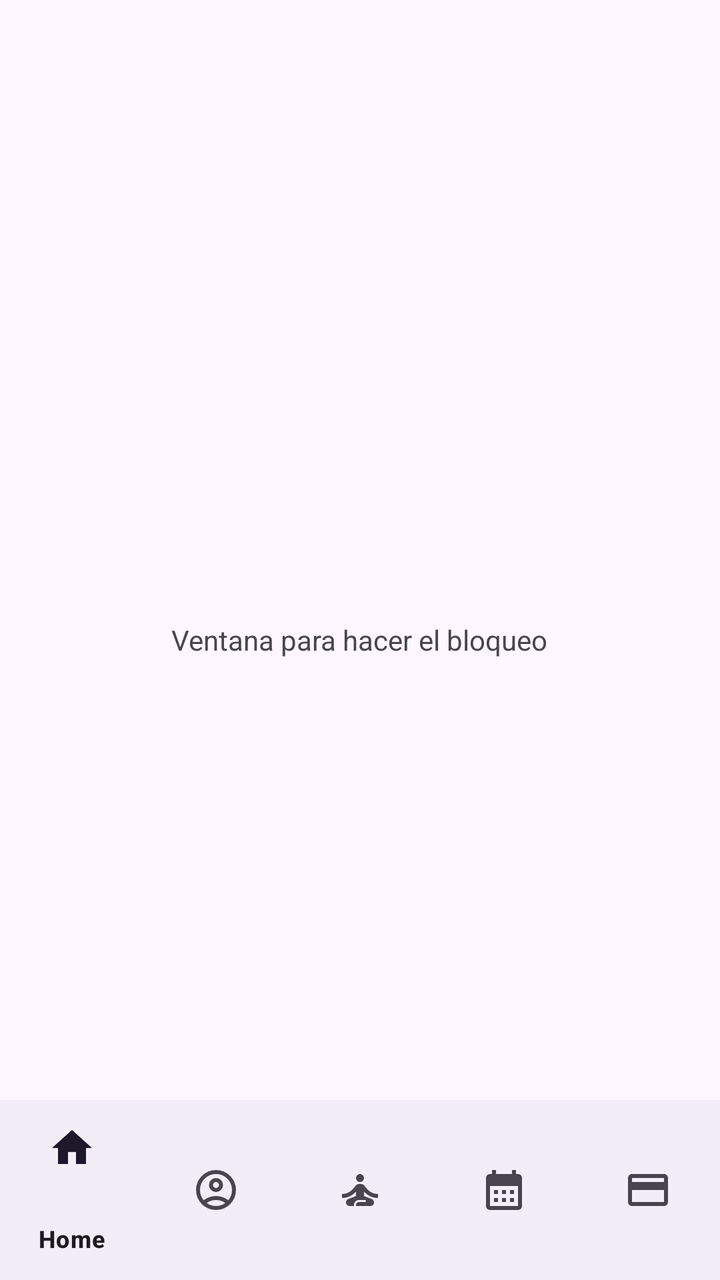
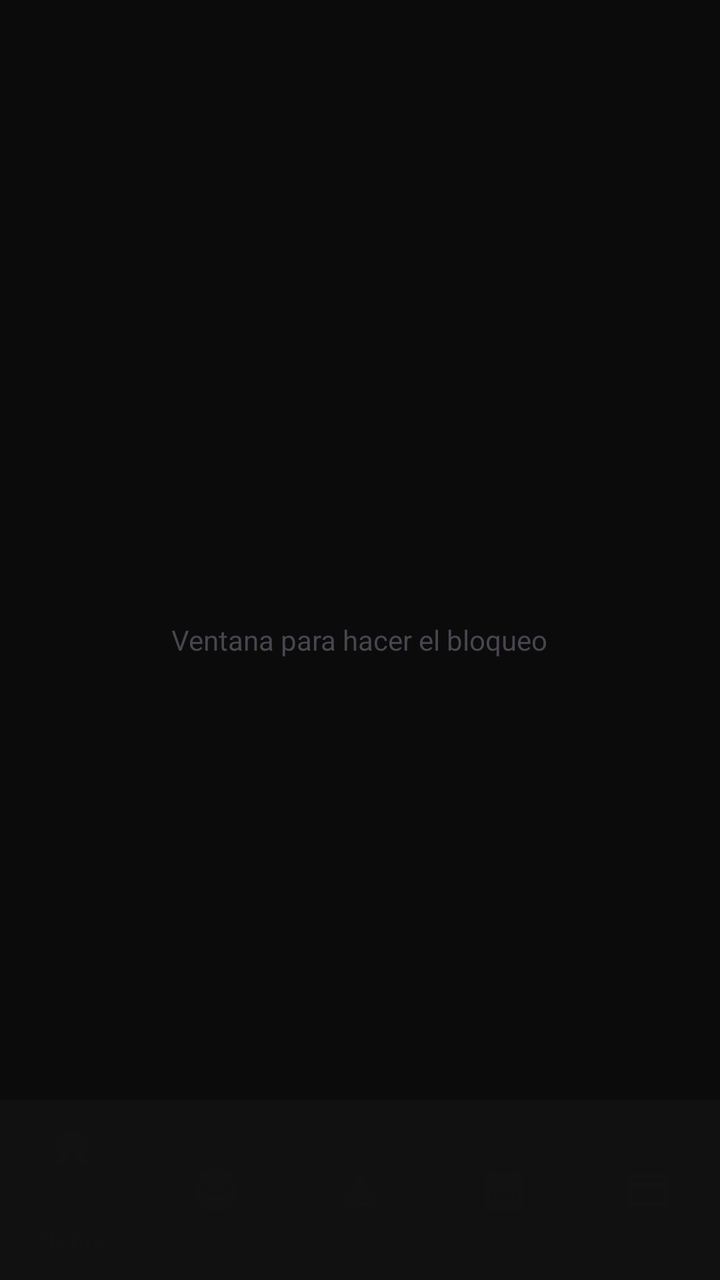

An Android layout rendered at two revisions. The XML below is the earlier revision; the diff shows what the commit changed to produce the second picture.
<!-- AndroidManifest.xml: application theme Theme.AppGYM -->
<!-- res/layout/activity_main2.xml -->
<?xml version="1.0" encoding="utf-8"?>
<androidx.constraintlayout.widget.ConstraintLayout xmlns:android="http://schemas.android.com/apk/res/android"
    xmlns:app="http://schemas.android.com/apk/res-auto"
    xmlns:tools="http://schemas.android.com/tools"
    android:id="@+id/main"
    android:layout_width="match_parent"
    android:layout_height="match_parent"
    tools:context=".MainActivity2">


<LinearLayout
    android:id="@+id/ventanaInicial"
    android:layout_width="match_parent"
    android:layout_height="match_parent"
    android:orientation="vertical"
    android:gravity="center">
<TextView
    android:layout_width="wrap_content"
    android:layout_height="wrap_content"
    android:text="Ventana para hacer el bloqueo"/>

</LinearLayout>
    <androidx.fragment.app.FragmentContainerView
        android:id="@+id/contenedor_fragment"
        android:layout_width="match_parent"
        android:layout_height="0dp"
        app:layout_constraintTop_toTopOf="parent"
        app:layout_constraintBottom_toTopOf="@id/menuBajo"
        app:layout_constraintStart_toStartOf="parent"
        app:layout_constraintEnd_toEndOf="parent"/>


    <com.google.android.material.bottomnavigation.BottomNavigationView
        android:id="@+id/menuBajo"
        android:layout_width="match_parent"
        android:layout_height="90dp"
        app:layout_constraintBottom_toBottomOf="parent"
        app:menu="@menu/barra">


    </com.google.android.material.bottomnavigation.BottomNavigationView>
</androidx.constraintlayout.widget.ConstraintLayout>
<!-- resources referenced by this layout -->
<resources>
  <style name="Theme.AppGYM" parent="Base.Theme.AppGYM" />
  <style name="Base.Theme.AppGYM" parent="Theme.Material3.DayNight.NoActionBar">
          
          
      </style>
</resources>

<!-- the commit's change to res/layout/activity_main2.xml (unified diff, before → after) -->
@@ -5,21 +5,23 @@
     android:id="@+id/main"
     android:layout_width="match_parent"
     android:layout_height="match_parent"
+    android:background="@color/app_background"
     tools:context=".MainActivity2">
 
 
-<LinearLayout
-    android:id="@+id/ventanaInicial"
-    android:layout_width="match_parent"
-    android:layout_height="match_parent"
-    android:orientation="vertical"
-    android:gravity="center">
-<TextView
-    android:layout_width="wrap_content"
-    android:layout_height="wrap_content"
-    android:text="Ventana para hacer el bloqueo"/>
+    <LinearLayout
+        android:id="@+id/ventanaInicial"
+        android:layout_width="match_parent"
+        android:layout_height="match_parent"
+        android:orientation="vertical"
+        android:gravity="center"
+        android:background="@color/app_background">
+        <TextView
+            android:layout_width="wrap_content"
+            android:layout_height="wrap_content"
+            android:text="Ventana para hacer el bloqueo"/>
 
-</LinearLayout>
+    </LinearLayout>
     <androidx.fragment.app.FragmentContainerView
         android:id="@+id/contenedor_fragment"
         android:layout_width="match_parent"
@@ -34,6 +36,10 @@
         android:id="@+id/menuBajo"
         android:layout_width="match_parent"
         android:layout_height="90dp"
+        android:background="@color/surface"
+        app:itemIconTint="@color/bottom_nav_color"
+        app:itemTextColor="@color/bottom_nav_color"
+        app:itemRippleColor="@color/accent_red_soft"
         app:layout_constraintBottom_toBottomOf="parent"
         app:menu="@menu/barra">
 
<!-- resource entries referenced after the edit -->
@@ -1,5 +1,9 @@
 <!-- resources referenced by this layout -->
 <resources>
+  <color name="accent_red_soft">#3A1518</color>
+  <color name="app_background">#0B0B0B</color>
+  <color name="bottom_nav_color">#121212</color>
+  <color name="surface">#111111</color>
   <style name="Theme.AppGYM" parent="Base.Theme.AppGYM" />
   <style name="Base.Theme.AppGYM" parent="Theme.Material3.DayNight.NoActionBar">
           
